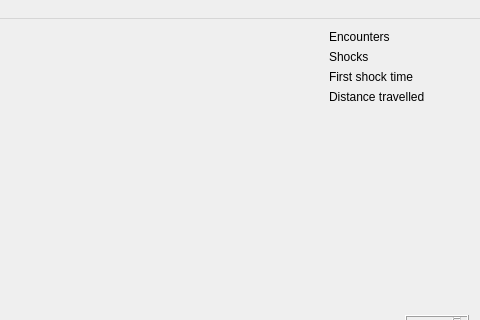
First picture: the form in kachnatracker.ui, repository fgu-cas/kachna-tracker, before the edit; both pictures show x 159 to 639 and y 0 to 320 of the 639 by 406 pixel window.
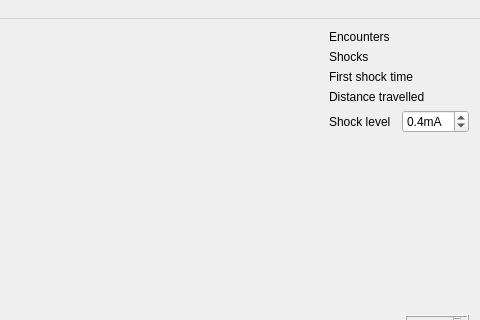
Second picture: the form after the edit.

Commit message: add a spinbox to main window for shock changes

Diff of the .ui file:
```diff
--- a/kachnatracker.ui
+++ b/kachnatracker.ui
@@ -98,6 +98,36 @@
         </item>
        </layout>
       </item>
+      <item>
+       <layout class="QHBoxLayout" name="horizontalLayout_2">
+        <item>
+         <widget class="QLabel" name="label_7">
+          <property name="text">
+           <string>Shock level</string>
+          </property>
+         </widget>
+        </item>
+        <item>
+         <widget class="QDoubleSpinBox" name="shockBox">
+          <property name="suffix">
+           <string>mA</string>
+          </property>
+          <property name="decimals">
+           <number>1</number>
+          </property>
+          <property name="minimum">
+           <double>0.200000000000000</double>
+          </property>
+          <property name="maximum">
+           <double>0.700000000000000</double>
+          </property>
+          <property name="value">
+           <double>0.400000000000000</double>
+          </property>
+         </widget>
+        </item>
+       </layout>
+      </item>
       <item>
        <spacer name="verticalSpacer">
         <property name="orientation">
```
The commit also changes 2 other files.
